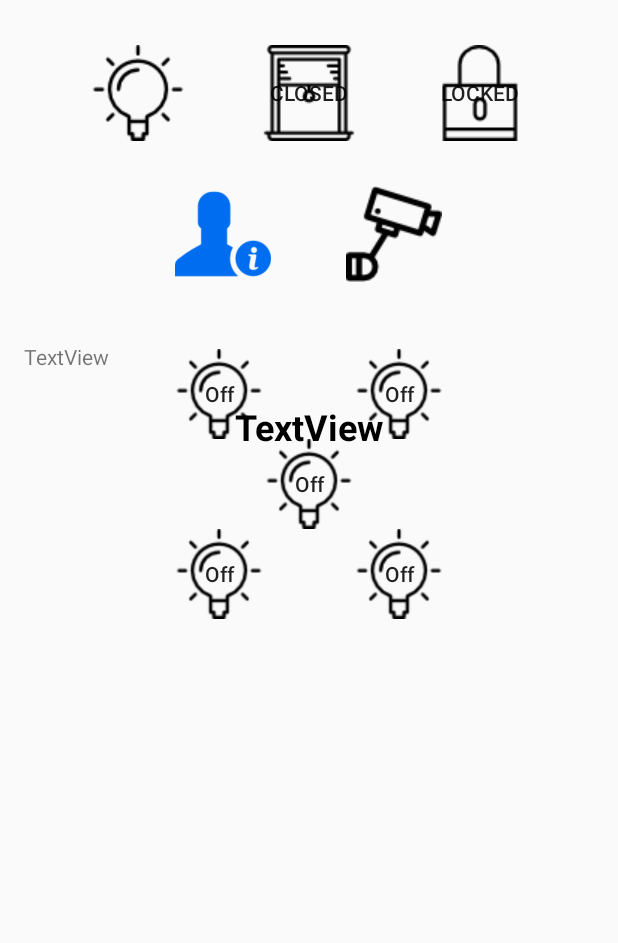
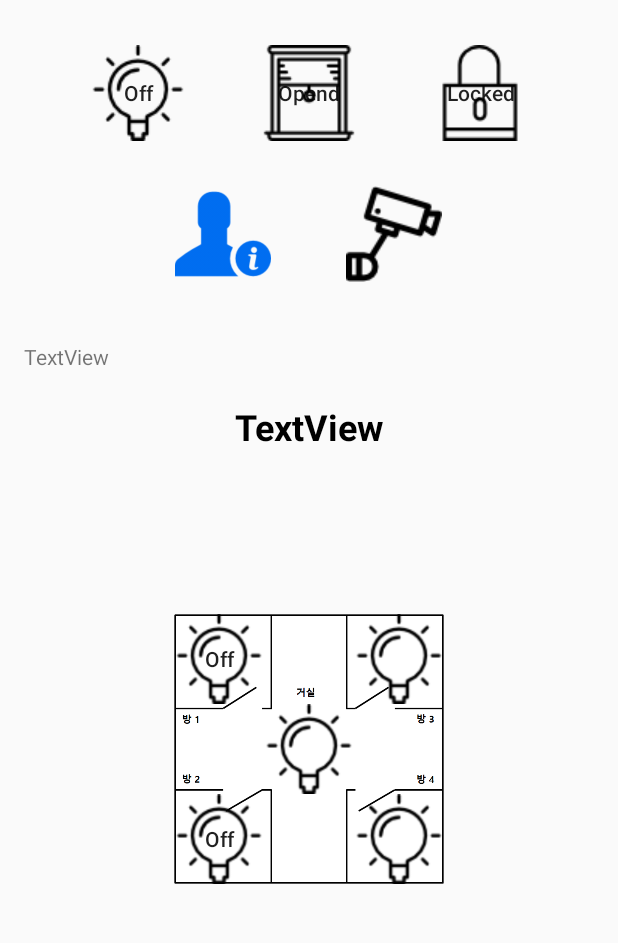
Before and after one commit to Kim-Changhoo/App_Home_IoT, an Android app: the layout activity_main.xml on its own in the app's theme, with its tools: preview values and no code run, on a phone screen of 412 x 824 dp, the part 85-1028 px from its top. Run offline under Robolectric (Android 15) with nearby library versions, the phone set to English and light mode, and no system bars.

```diff
--- a/app/src/main/res/layout/activity_main.xml
+++ b/app/src/main/res/layout/activity_main.xml
@@ -29,37 +29,34 @@
         android:layout_gravity="center_horizontal">
 
         <Button
-            android:text=""
+            android:text="Off"
             android:layout_width="64dp"
             android:layout_height="64dp"
             android:id="@+id/bulbBtn"
             android:layout_weight="3"
-            android:textOff="Off"
-            android:textOn="On"
             android:background="@drawable/bulboff"
-            android:forceHasOverlappingRendering="true" />
+            android:forceHasOverlappingRendering="true"
+            android:textAllCaps="false" />
 
-        <ToggleButton
-            android:text="ToggleButton"
+        <Button
+            android:text="Opend"
             android:layout_width="64dp"
             android:layout_height="64dp"
             android:id="@+id/curtainBtn"
             android:layout_weight="3"
-            android:textOff="Closed"
-            android:textOn="Opened"
             android:background="@drawable/drawcurtain"
-            android:layout_marginLeft="50dp" />
+            android:layout_marginLeft="50dp"
+            android:textAllCaps="false" />
 
-        <ToggleButton
-            android:text="ToggleButton"
+        <Button
+            android:text="Locked"
             android:layout_width="64dp"
             android:layout_height="64dp"
             android:id="@+id/doorlockBtn"
             android:layout_weight="3"
-            android:textOff="Locked"
-            android:textOn="Unloked"
             android:background="@drawable/locked"
-            android:layout_marginLeft="50dp" />
+            android:layout_marginLeft="50dp"
+            android:textAllCaps="false" />
     </LinearLayout>
 
     <LinearLayout
@@ -75,7 +72,8 @@
             android:layout_height="64dp"
             android:id="@+id/countBtn"
             android:background="@drawable/human"
-            android:layout_weight="1" />
+            android:layout_weight="1"
+            android:textAllCaps="false" />
 
         <Button
             android:text=""
@@ -84,7 +82,8 @@
             android:id="@+id/cctvBtn"
             android:background="@drawable/cameraoff"
             android:layout_marginLeft="50dp"
-            android:layout_weight="1" />
+            android:layout_weight="1"
+            android:textAllCaps="false" />
 
 
     </LinearLayout>
@@ -104,44 +103,39 @@
 
         <LinearLayout
             android:orientation="horizontal"
-            android:layout_width="wrap_content"
-            android:layout_height="match_parent"
+            android:layout_width="180dp"
+            android:layout_height="180dp"
             android:layout_gravity="center"
             android:layout_marginTop="30dp"
-            android:id="@+id/bulbLayer">
+            android:id="@+id/bulbLayer"
+            android:background="@drawable/plans">
 
             <LinearLayout
                 android:orientation="vertical"
                 android:layout_width="wrap_content"
                 android:layout_height="match_parent">
 
-                <ToggleButton
+                <Button
                     android:text="Off"
                     android:layout_width="60dp"
                     android:layout_height="60dp"
-                    android:textOff="Off"
-                    android:textOn="On"
                     android:background="@drawable/bulboff"
                     android:id="@+id/room1Btn"
                     android:textAllCaps="false" />
 
-                <ToggleButton
+                <Button
                     android:text="Off"
                     android:layout_width="60dp"
                     android:layout_height="60dp"
-                    android:textOff="Off"
-                    android:textOn="On"
                     android:id="@+id/toggleButton2"
                     android:background="@drawable/bulboff"
                     android:textAllCaps="false"
                     android:visibility="invisible" />
 
-                <ToggleButton
+                <Button
                 android:text="Off"
                 android:layout_width="60dp"
                 android:layout_height="60dp"
-                android:textOff="Off"
-                android:textOn="On"
                 android:background="@drawable/bulboff"
                 android:id="@+id/room2Btn"
                 android:textAllCaps="false" />
@@ -152,33 +146,27 @@
                 android:layout_width="wrap_content"
                 android:layout_height="match_parent">
 
-                <ToggleButton
-                    android:text="ToggleButton"
+                <Button
+                    android:text=""
                     android:layout_width="60dp"
                     android:layout_height="60dp"
-                    android:textOff="Off"
-                    android:textOn="On"
                     android:id="@+id/toggleButton7"
                     android:background="@drawable/bulboff"
                     android:visibility="invisible"
                     android:textAllCaps="false" />
 
-                <ToggleButton
-                    android:text="ToggleButton"
+                <Button
+                    android:text=""
                     android:layout_width="60dp"
                     android:layout_height="60dp"
-                    android:textOff="Off"
-                    android:textOn="On"
                     android:background="@drawable/bulboff"
                     android:id="@+id/livingroomBtn"
                     android:textAllCaps="false" />
 
-                <ToggleButton
-                    android:text="ToggleButton"
+                <Button
+                    android:text=""
                     android:layout_width="60dp"
                     android:layout_height="60dp"
-                    android:textOff="Off"
-                    android:textOn="On"
                     android:id="@+id/toggleButton4"
                     android:background="@drawable/bulboff"
                     android:visibility="invisible"
@@ -190,33 +178,27 @@
                 android:layout_width="wrap_content"
                 android:layout_height="match_parent">
 
-                <ToggleButton
-                    android:text="ToggleButton"
+                <Button
+                    android:text=""
                     android:layout_width="60dp"
                     android:layout_height="60dp"
-                    android:textOff="Off"
-                    android:textOn="On"
                     android:background="@drawable/bulboff"
                     android:id="@+id/room3Btn"
                     android:textAllCaps="false" />
 
-                <ToggleButton
-                    android:text="ToggleButton"
+                <Button
+                    android:text=""
                     android:layout_width="60dp"
                     android:layout_height="60dp"
-                    android:textOff="Off"
-                    android:textOn="On"
                     android:id="@+id/toggleButton8"
                     android:background="@drawable/bulboff"
                     android:visibility="invisible"
                     android:textAllCaps="false" />
 
-                <ToggleButton
-                    android:text="ToggleButton"
+                <Button
+                    android:text=""
                     android:layout_width="60dp"
                     android:layout_height="60dp"
-                    android:textOff="Off"
-                    android:textOn="On"
                     android:background="@drawable/bulboff"
                     android:id="@+id/room4Btn"
                     android:textAllCaps="false" />
```
Also changed, not shown: app/src/main/java/com/example/kch/home_iot_v2/MainActivity.java (+90 -48 lines), app/src/main/res/drawable/plans.png (added).
